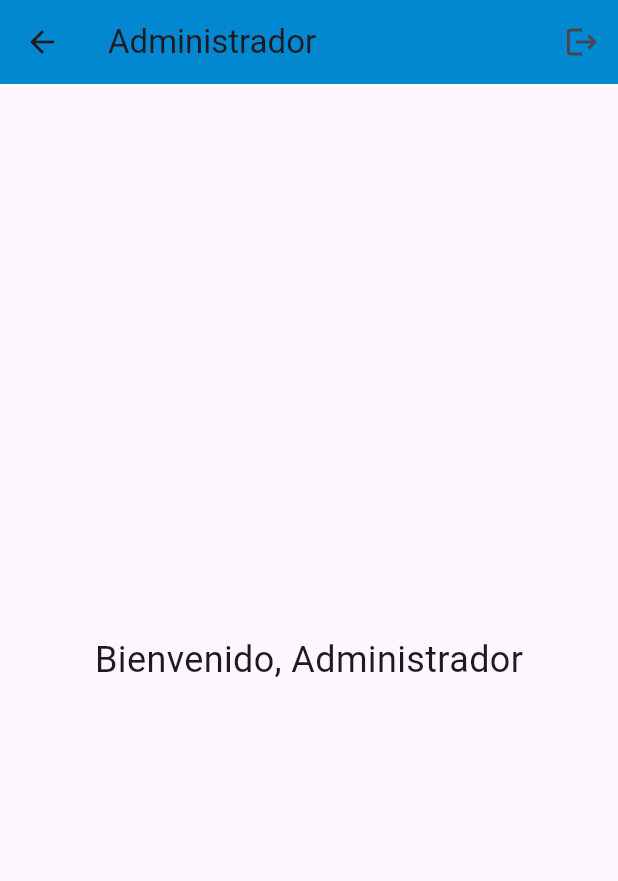
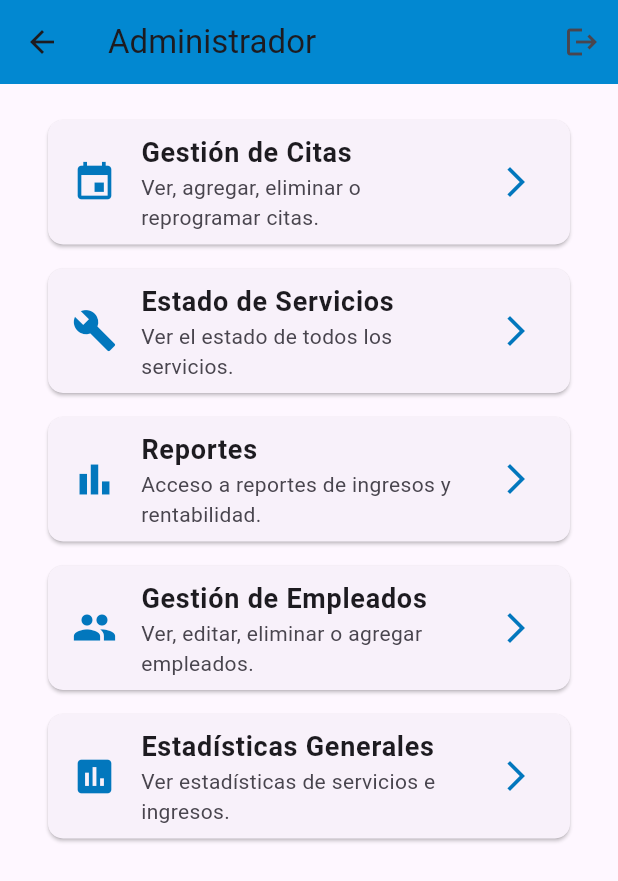
Before and after one commit to robertobautistamx/CoolTrack, a Flutter app: the HomeAdmin screen opened directly, on a phone screen of 412 x 824 dp. Shown: the top 881 px of the screen. Run offline on Flutter 3.47's test engine with Material 3 defaults, Android fonts, the phone set to English and light mode, and no system bars; our stand-ins replace cloud_firestore, firebase_auth, firebase_core; accounts and stored records are empty.

Commit message:
Implementacion de gestion citas y ajustes en carpeta vistas

```diff
--- /dev/null
+++ b/lib/Controlador/service_controller.dart
@@ -0,0 +1,40 @@
+import 'package:flutter/material.dart';
+import 'package:cool_track/Modelo/service.dart';
+
+class ServicioController {
+  List<Service> servicios = [
+    Service(titulo: "Instalación de aire acondicionado", estado: "Pendiente"),
+    Service(titulo: "Revisión de sistema", estado: "En progreso"),
+    Service(titulo: "Mantenimiento preventivo", estado: "Completado"),
+  ];
+
+  void cambiarEstado(int index) {
+    if (servicios[index].estado == "Pendiente") {
+      servicios[index].estado = "En progreso";
+    } else if (servicios[index].estado == "En progreso") {
+      servicios[index].estado = "Completado";
+    }
+  }
+
+  void agregarServicio(String titulo) {
+    servicios.add(Service(titulo: titulo, estado: "Pendiente"));
+  }
+
+  void eliminarServicio(int index) {
+    servicios.removeAt(index);
+  }
+
+  // Método para obtener el color del estado
+  static Color colorEstado(String estado) {
+    switch (estado) {
+      case "Pendiente":
+        return Colors.orange;
+      case "En progreso":
+        return Colors.blue;
+      case "Completado":
+        return Colors.green;
+      default:
+        return Colors.grey;
+    }
+  }
+}
--- /dev/null
+++ b/lib/Modelo/service.dart
@@ -0,0 +1,6 @@
+class Service {
+  String titulo;
+  String estado;
+
+  Service({required this.titulo, required this.estado});
+}
--- a/lib/EstadisticasGeneralesScreen.dart
+++ b/lib/Vista/estadisticas_generales.dart
@@ -2,7 +2,7 @@
 
 import 'package:flutter/material.dart';
 
-class EstadisticasGeneralesScreen extends StatelessWidget {
+class EstadisticasGenerales extends StatelessWidget {
   @override
   Widget build(BuildContext context) {
     return Scaffold(
--- a/lib/Vista/home_admin.dart
+++ b/lib/Vista/home_admin.dart
@@ -1,6 +1,7 @@
 // ignore_for_file: use_super_parameters, use_build_context_synchronously
 
 import 'package:cool_track/Controlador/login_controller.dart';
+import 'package:cool_track/Vista/estado_servicios.dart';
 import 'package:cool_track/Widgets/common_app.dart';
 import 'package:flutter/material.dart';
 
@@ -12,6 +13,34 @@ class HomeAdmin extends StatelessWidget {
     Navigator.pushReplacementNamed(context, '/');
   }
 
+  Widget _buildCard({
+    required BuildContext context,
+    required String title,
+    required String description,
+    required IconData icon,
+    required Widget screen,
+  }) {
+    return Card(
+      margin: const EdgeInsets.symmetric(vertical: 8, horizontal: 16),
+      shape: RoundedRectangleBorder(borderRadius: BorderRadius.circular(10)),
+      child: ListTile(
+        leading: Icon(icon, color: const Color(0xFF0277BD), size: 30),
+        title: Text(
+          title,
+          style: const TextStyle(fontWeight: FontWeight.bold, fontSize: 18),
+        ),
+        subtitle: Text(description),
+        trailing: const Icon(Icons.arrow_forward_ios, color: Color(0xFF0277BD)),
+        onTap: () {
+          Navigator.push(
+            context,
+            MaterialPageRoute(builder: (context) => screen),
+          );
+        },
+      ),
+    );
+  }
+
   @override
   Widget build(BuildContext context) {
     return Scaffold(
@@ -19,11 +48,45 @@ class HomeAdmin extends StatelessWidget {
         title: 'Administrador',
         onLogout: () => _cerrarSesion(context),
       ),
-      body: const Center(
-        child: Text(
-          'Bienvenido, Administrador',
-          style: TextStyle(fontSize: 24),
-        ),
+      body: ListView(
+        padding: const EdgeInsets.all(16.0),
+        children: [
+          _buildCard(
+            context: context,
+            title: 'Gestión de Citas',
+            description: 'Ver, agregar, eliminar o reprogramar citas.',
+            icon: Icons.event,
+            screen: const EstadoServicios(),
+          ),
+          _buildCard(
+            context: context,
+            title: 'Estado de Servicios',
+            description: 'Ver el estado de todos los servicios.',
+            icon: Icons.build,
+            screen: const EstadoServicios(),
+          ),
+          _buildCard(
+            context: context,
+            title: 'Reportes',
+            description: 'Acceso a reportes de ingresos y rentabilidad.',
+            icon: Icons.bar_chart,
+            screen: const EstadoServicios(),
+          ),
+          _buildCard(
+            context: context,
+            title: 'Gestión de Empleados',
+            description: 'Ver, editar, eliminar o agregar empleados.',
+            icon: Icons.group,
+            screen: const EstadoServicios(),
+          ),
+          _buildCard(
+            context: context,
+            title: 'Estadísticas Generales',
+            description: 'Ver estadísticas de servicios e ingresos.',
+            icon: Icons.insert_chart,
+            screen: const EstadoServicios(),
+          ),
+        ],
       ),
     );
   }
```
Also changed, not shown: lib/Vista/estado_servicios.dart (renamed from lib/EstadoServiciosScreen.dart, +26 -59 lines).
